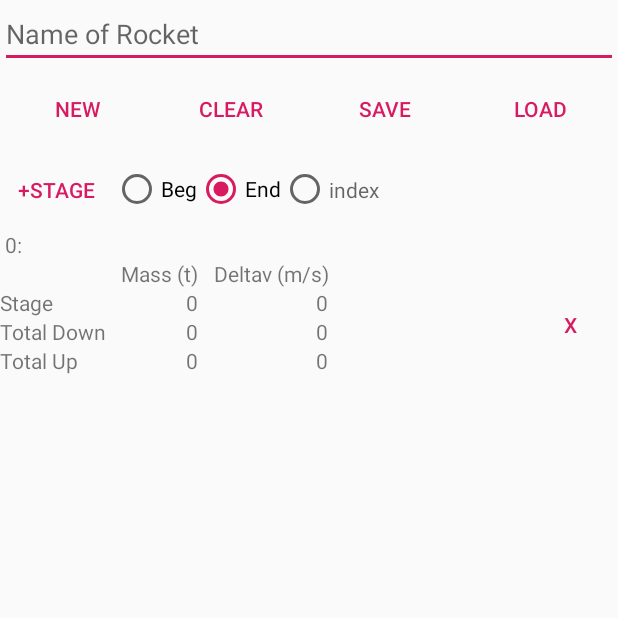
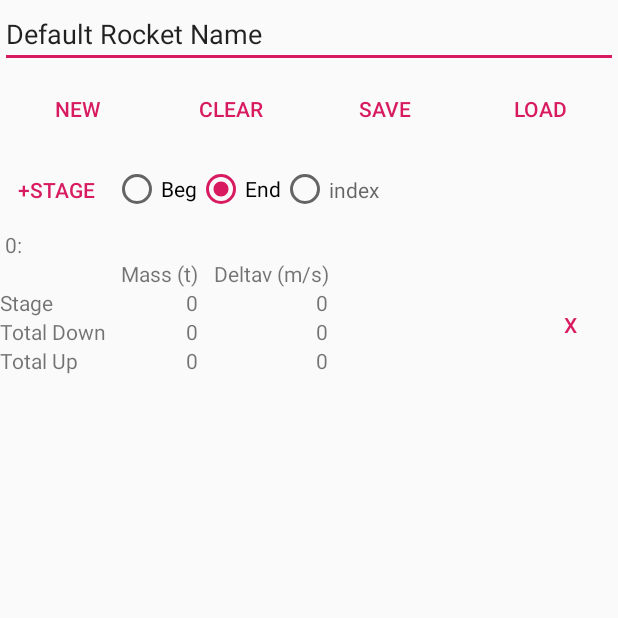
Before and after one commit to evandisoft/MultistageDeltavCalculator, an Android app: the screen it shows after launch (MainActivity), after a tap on "NEW", on a phone screen of 412 x 824 dp, the top half of it. Run offline under Robolectric (Android 15) with nearby library versions, the phone set to English and light mode, and no system bars.

Commit message:
Fixed Warnings

```diff
--- a/app/src/main/java/com/evandisoft/multistagedeltav2/app/MainActivity.java
+++ b/app/src/main/java/com/evandisoft/multistagedeltav2/app/MainActivity.java
@@ -1,5 +1,6 @@
 package com.evandisoft.multistagedeltav2.app;
 
+import android.annotation.SuppressLint;
 import android.support.v7.app.AppCompatActivity;
 import android.os.Bundle;
 import android.support.v7.widget.LinearLayoutManager;
@@ -30,6 +31,7 @@ public class MainActivity extends AppCompatActivity {
     App app;
     boolean firstStartup;
 
+    @SuppressLint("ClickableViewAccessibility")
     @Override
     protected void onCreate(Bundle savedInstanceState) {
         super.onCreate(savedInstanceState);
@@ -41,7 +43,7 @@ public class MainActivity extends AppCompatActivity {
         this.rocket=app.rocket;
 
         rocketNameTextField = findViewById(R.id.rocketNameTextField);
-        this.rocketNameAutoTextAdapter = new ArrayAdapter(this,android.R.layout.simple_list_item_1);
+        this.rocketNameAutoTextAdapter = new ArrayAdapter<>(this,android.R.layout.simple_list_item_1);
 
         rocketNameTextField.setAdapter(rocketNameAutoTextAdapter);
         rocketNameTextField.setThreshold(1);
@@ -176,7 +178,7 @@ public class MainActivity extends AppCompatActivity {
     public void onNewButtonClicked(View view) {
         this.rocket.clear();
         this.rocket.add(new RocketStage());
-        this.rocketNameTextField.setText(getString(R.string.DefaultRocketName));
+        this.rocketNameTextField.setText(getString(R.string.default_rocket_name));
         this.rocketStagesRecyclerAdapter.notifyDataSetChanged();
     }
 
--- a/app/src/main/res/layout/activity_main.xml
+++ b/app/src/main/res/layout/activity_main.xml
@@ -131,7 +131,8 @@
                 android:focusable="true"
                 android:hint="@string/addStageAtIndexHint"
                 android:inputType="numberSigned"
-                android:selectAllOnFocus="true"/>
+                android:selectAllOnFocus="true"
+                android:autofillHints="" tools:targetApi="o"/>
         </LinearLayout>
 
         <android.support.v7.widget.RecyclerView
--- a/app/src/main/res/layout/rocket_stage_group_view.xml
+++ b/app/src/main/res/layout/rocket_stage_group_view.xml
@@ -17,21 +17,21 @@
             android:layout_width="wrap_content"
             android:layout_height="wrap_content"
             android:layout_weight="0"
-            android:text="1" />
+            tools:text="1" />
 
         <TextView
             android:id="@+id/textView13"
             android:layout_width="wrap_content"
             android:layout_height="wrap_content"
             android:layout_weight="0"
-            android:text=": " />
+            android:text="@string/colonSpace" />
 
         <TextView
             android:id="@+id/rocketStageGroupStageNameView"
             android:layout_width="wrap_content"
             android:layout_height="wrap_content"
             android:layout_weight="1"
-            android:text="Lander" />
+            tools:text="Lander" />
 
     </LinearLayout>
 
@@ -67,7 +67,7 @@
                     android:layout_height="wrap_content"
                     android:layout_gravity="start"
                     android:gravity="end"
-                    android:text="Mass (t)" />
+                    android:text="@string/mass_t" />
 
                 <Space
                     android:layout_width="10sp"
@@ -79,7 +79,7 @@
                     android:layout_height="wrap_content"
                     android:layout_gravity="start"
                     android:gravity="end"
-                    android:text="Deltav (m/s)" />
+                    android:text="@string/deltav_m_s" />
 
             </TableRow>
 
@@ -94,7 +94,7 @@
                     android:layout_height="wrap_content"
                     android:layout_gravity="start"
                     android:layout_weight="0"
-                    android:text="Stage " />
+                    android:text="@string/stageSpace" />
 
                 <Space android:layout_height="wrap_content" />
 
@@ -103,7 +103,7 @@
                     android:layout_width="wrap_content"
                     android:layout_height="wrap_content"
                     android:layout_gravity="end"
-                    android:text="TextView" />
+                    tools:text="20" />
 
                 <Space
                     android:layout_width="wrap_content"
@@ -114,7 +114,7 @@
                     android:layout_width="wrap_content"
                     android:layout_height="wrap_content"
                     android:layout_gravity="end"
-                    android:text="TextView" />
+                    tools:text="100" />
 
             </TableRow>
 
@@ -129,7 +129,7 @@
                     android:layout_width="wrap_content"
                     android:layout_height="wrap_content"
                     android:layout_gravity="start"
-                    android:text="Total Down"
+                    android:text="@string/total_down"
                     app:autoSizeMinTextSize="10sp" />
 
                 <Space
@@ -141,7 +141,7 @@
                     android:layout_width="wrap_content"
                     android:layout_height="wrap_content"
                     android:layout_gravity="end"
-                    android:text="TextView" />
+                    tools:text="200" />
 
                 <Space
                     android:layout_width="wrap_content"
@@ -152,7 +152,7 @@
                     android:layout_width="wrap_content"
                     android:layout_height="wrap_content"
                     android:layout_gravity="end"
-                    android:text="TextView" />
+                    tools:text="300" />
 
             </TableRow>
 
@@ -166,7 +166,7 @@
                     android:layout_width="wrap_content"
                     android:layout_height="wrap_content"
                     android:layout_gravity="start"
-                    android:text="Total Up"
+                    android:text="@string/total_up"
                     app:autoSizeMinTextSize="10sp" />
 
                 <Space
@@ -178,7 +178,7 @@
                     android:layout_width="wrap_content"
                     android:layout_height="wrap_content"
                     android:layout_gravity="end"
-                    android:text="TextView" />
+                    tools:text="100" />
 
                 <Space
                     android:layout_width="wrap_content"
@@ -189,7 +189,7 @@
                     android:layout_width="wrap_content"
                     android:layout_height="wrap_content"
                     android:layout_gravity="end"
-                    android:text="TextView" />
+                    tools:text="150" />
             </TableRow>
 
             <TableRow
--- a/app/src/main/res/values/strings.xml
+++ b/app/src/main/res/values/strings.xml
@@ -2,14 +2,13 @@
     <string name="app_name">Multi Stage Deltav</string>
     <string name="action_settings">Settings</string>
     <string name="load">Load</string>
-    <string name="deltav_m_s">DeltaV (m/s)</string>
+    <string name="deltav_m_s">Deltav (m/s)</string>
     <string name="isp">Isp</string>
     <string name="save">Save</string>
     <string name="update">Update</string>
     <string name="clear">Clear</string>
     <string name="dry_mass_t">Dry Mass (t)</string>
     <string name="full_mass_t">Full Mass (t)</string>
-    <string name="DefaultRocketName"></string>
     <string name="name_of_rocket">Name of Rocket</string>
     <string name="newButtonText">New</string>
     <string name="clearButtonText">Clear</string>
@@ -35,4 +34,12 @@
     <string name="deleteButtonText">X</string>
     <string name="default_stage_name">Default Stage Name</string>
     <string name="default_rocket_name">Default Rocket Name</string>
+    <string name="doneButtonString">DONE</string>
+    <string name="zero">0</string>
+    <string name="one">1</string>
+    <string name="colonSpace">:</string>
+    <string name="mass_t">Mass (t)</string>
+    <string name="stageSpace">Stage</string>
+    <string name="total_down">Total Down</string>
+    <string name="total_up">Total Up</string>
 </resources>
```
Also changed, not shown: app/src/main/res/layout/activity_edit_stage.xml (+10 -5 lines).
